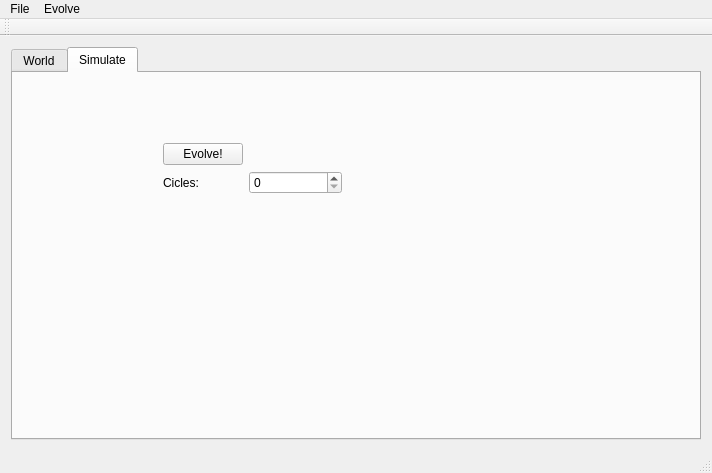
deStagiair/fictional-fiesta, file evolve/evolve/MainWindow.ui: the form before one commit.
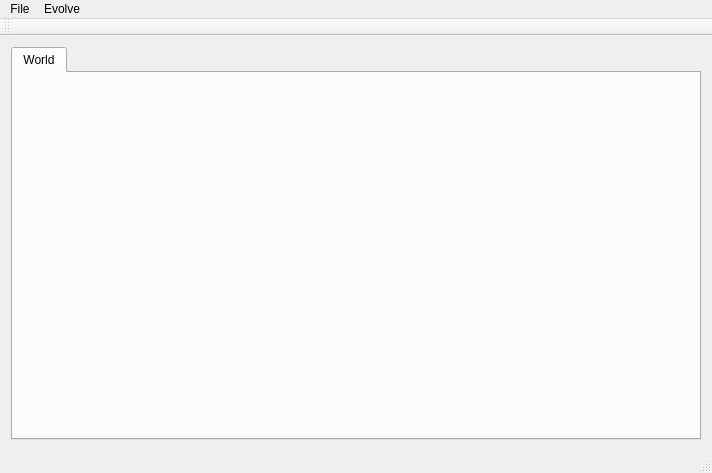
The form after the commit. The open tabs and pages were chosen to show the change. Custom widgets are drawn as their Qt base class.

Commit message: Add functionality to reset button

Patch:
```diff
--- a/evolve/evolve/MainWindow.ui
+++ b/evolve/evolve/MainWindow.ui
@@ -22,7 +22,7 @@
   <widget class="QWidget" name="centralWidget">
    <layout class="QGridLayout" name="gridLayout">
     <item row="0" column="0">
-     <layout class="QVBoxLayout" name="mainLayout" stretch="1">
+     <layout class="QVBoxLayout" name="mainLayout" stretch="0">
       <item>
        <widget class="QTabWidget" name="tabWidget">
         <property name="sizePolicy">
@@ -58,44 +58,6 @@
          </attribute>
          <layout class="QGridLayout" name="gridLayout_2"/>
         </widget>
-        <widget class="QWidget" name="tab_Simulate">
-         <attribute name="title">
-          <string>Simulate</string>
-         </attribute>
-         <widget class="QWidget" name="horizontalLayoutWidget">
-          <property name="geometry">
-           <rect>
-            <x>139</x>
-            <y>59</y>
-            <width>201</width>
-            <height>121</height>
-           </rect>
-          </property>
-          <layout class="QHBoxLayout" name="horizontalLayout">
-           <item>
-            <layout class="QFormLayout" name="formLayout">
-             <item row="0" column="0">
-              <widget class="QPushButton" name="evolvePushButton">
-               <property name="text">
-                <string>Evolve!</string>
-               </property>
-              </widget>
-             </item>
-             <item row="1" column="0">
-              <widget class="QLabel" name="ciclesLabel">
-               <property name="text">
-                <string>Cicles:</string>
-               </property>
-              </widget>
-             </item>
-             <item row="1" column="1">
-              <widget class="QSpinBox" name="ciclesSpinBox"/>
-             </item>
-            </layout>
-           </item>
-          </layout>
-         </widget>
-        </widget>
        </widget>
       </item>
      </layout>
```
The commit also changes 2 other files.
